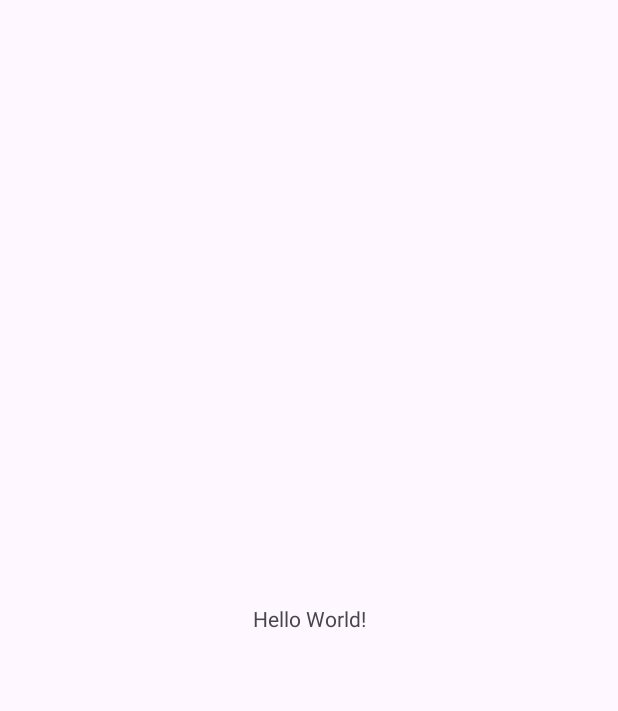
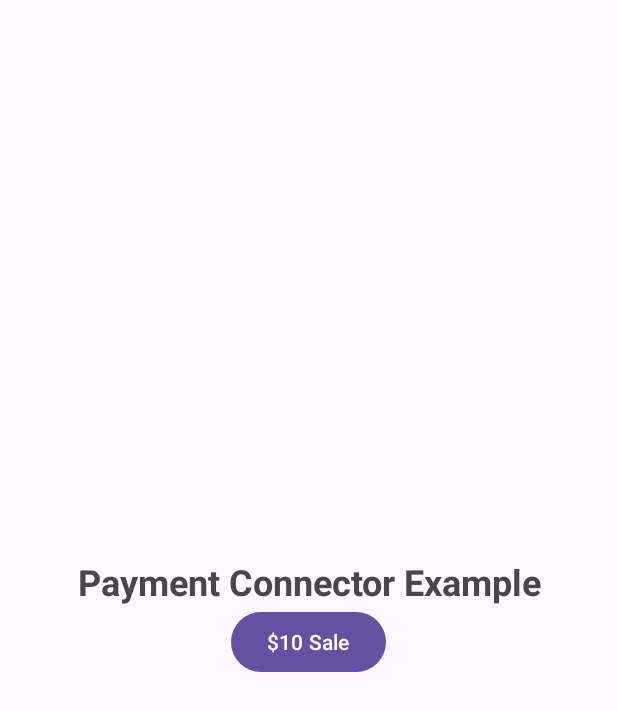
Before and after one commit to Fardin96/clover-card-payment-sample, an Android app: the screen it shows after launch (MainActivity), on a phone screen of 412 x 824 dp. Before the commit the part shown is almost empty. Shown: the top 711 px of the screen. Run offline under Robolectric (Android 15) with nearby library versions, the phone set to English and light mode, and no system bars.

Commit message:
gradle, libs, UI, PaymentHandler, MainActiviy + xml

```diff
--- a/app/build.gradle
+++ b/app/build.gradle
@@ -37,4 +37,7 @@ dependencies {
     testImplementation libs.junit
     androidTestImplementation libs.ext.junit
     androidTestImplementation libs.espresso.core
+    // CLOVER-PAYMENT-CARD
+    implementation libs.clover.android.sdk
+    implementation libs.clover.android.connector.sdk
 }
--- a/app/src/main/AndroidManifest.xml
+++ b/app/src/main/AndroidManifest.xml
@@ -1,6 +1,10 @@
 <?xml version="1.0" encoding="utf-8"?>
 <manifest xmlns:android="http://schemas.android.com/apk/res/android"
     xmlns:tools="http://schemas.android.com/tools">
+
+    <!--PERMISSIONS-CLOVER-CARD-->
+    <uses-permission android:name="android.permission.GET_ACCOUNTS" />
+    <uses-permission android:name="android.permission.INTERNET" />
 
     <application
         android:allowBackup="true"
--- a/app/src/main/res/layout/activity_main.xml
+++ b/app/src/main/res/layout/activity_main.xml
@@ -1,19 +1,31 @@
 <?xml version="1.0" encoding="utf-8"?>
-<androidx.constraintlayout.widget.ConstraintLayout xmlns:android="http://schemas.android.com/apk/res/android"
-    xmlns:app="http://schemas.android.com/apk/res-auto"
+<LinearLayout
+    xmlns:android="http://schemas.android.com/apk/res/android"
     xmlns:tools="http://schemas.android.com/tools"
-    android:id="@+id/main"
     android:layout_width="match_parent"
     android:layout_height="match_parent"
-    tools:context=".MainActivity">
+    tools:context="package.name.MainActivity"
+    android:orientation="vertical"
+    android:gravity="center"
+    android:id="@+id/main">
+
+
 
     <TextView
+        android:text="Payment Connector Example"
+        android:layout_width="match_parent"
+        android:layout_height="wrap_content"
+        android:id="@+id/textView"
+        android:textStyle="bold"
+        android:textAlignment="center"
+        android:textSize="24sp"/>
+
+    <Button
         android:layout_width="wrap_content"
         android:layout_height="wrap_content"
-        android:text="Hello World!"
-        app:layout_constraintBottom_toBottomOf="parent"
-        app:layout_constraintEnd_toEndOf="parent"
-        app:layout_constraintStart_toStartOf="parent"
-        app:layout_constraintTop_toTopOf="parent" />
+        android:id="@+id/saleButton"
+        android:text="$10 Sale"
+        android:textAlignment="viewStart"
+        android:textSize="14sp"/>
 
-</androidx.constraintlayout.widget.ConstraintLayout>
+</LinearLayout>
--- a/gradle/libs.versions.toml
+++ b/gradle/libs.versions.toml
@@ -9,6 +9,10 @@ activity = "1.9.1"
 constraintlayout = "2.1.4"
 
 [libraries]
+# CLOVER-CARD-PAYMENT
+clover-android-sdk = { group = "com.clover.sdk", name = "clover-android-sdk", version = "262.2" }
+clover-android-connector-sdk = { group = "com.clover.sdk", name = "clover-android-connector-sdk", version = "262.2" }
+# CLOVER-CARD-PAYMENT
 junit = { group = "junit", name = "junit", version.ref = "junit" }
 ext-junit = { group = "androidx.test.ext", name = "junit", version.ref = "junitVersion" }
 espresso-core = { group = "androidx.test.espresso", name = "espresso-core", version.ref = "espressoCore" }
--- a/settings.gradle
+++ b/settings.gradle
@@ -14,8 +14,8 @@ pluginManagement {
 dependencyResolutionManagement {
     repositoriesMode.set(RepositoriesMode.FAIL_ON_PROJECT_REPOS)
     repositories {
+        mavenCentral()
         google()
-        mavenCentral()
     }
 }
 
```
Also changed, not shown: app/src/main/java/com/example/clover_card_payment_sample/PaymentHandler.java (added, +139 -0 lines).
